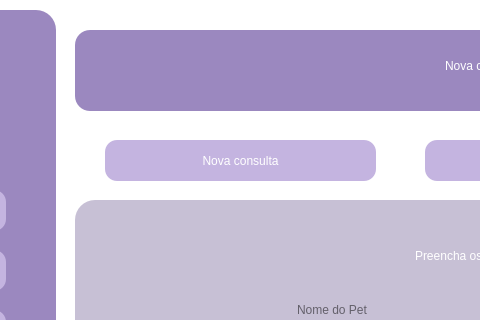
First picture: the form in VeterinaryScheduleSystem/agendamento.ui, repository brenoafsa/VeterinaryScheduleSystem, before the edit; both pictures show x 235 to 715 and y 0 to 320 of the 1302 by 619 pixel window.
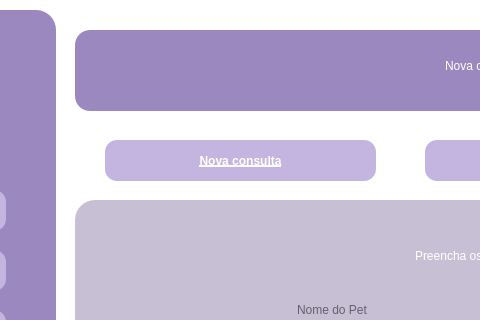
Second picture: the form after the edit.

Patch:
```diff
--- a/VeterinaryScheduleSystem/agendamento.ui
+++ b/VeterinaryScheduleSystem/agendamento.ui
@@ -187,6 +187,15 @@
      <height>41</height>
     </rect>
    </property>
+   <property name="font">
+    <font>
+     <family>System</family>
+     <pointsize>9</pointsize>
+     <italic>false</italic>
+     <bold>true</bold>
+     <underline>true</underline>
+    </font>
+   </property>
    <property name="styleSheet">
     <string notr="true">background-color: #C4B4E0;
 font: 700 9pt &quot;System&quot;;
```
